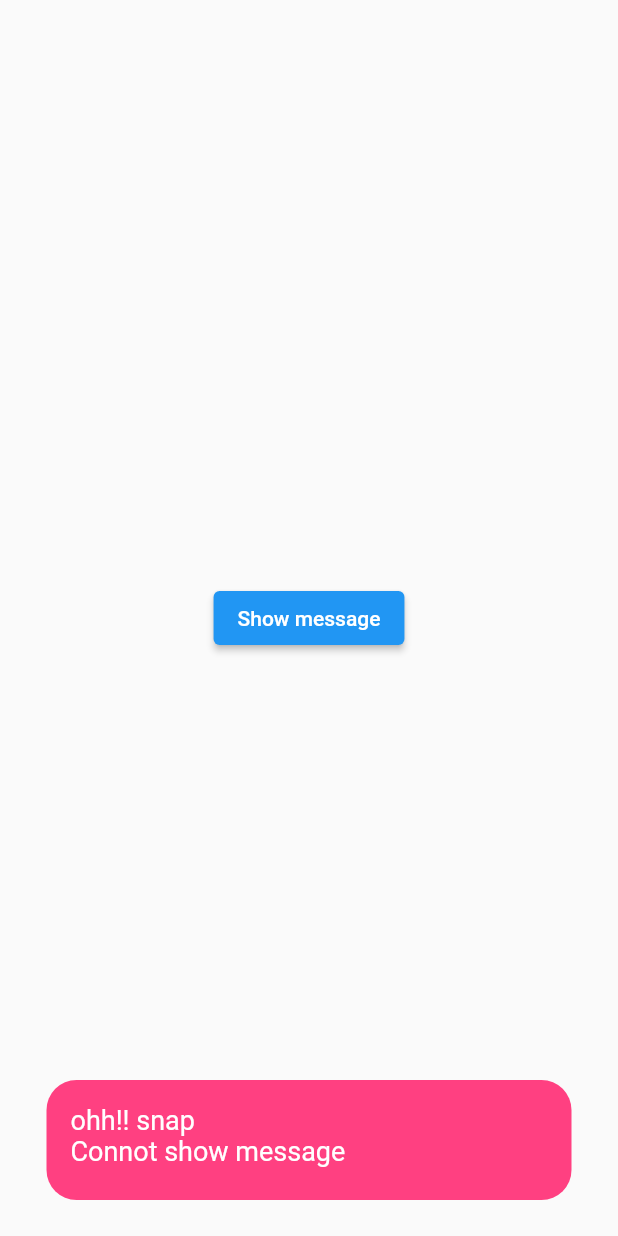
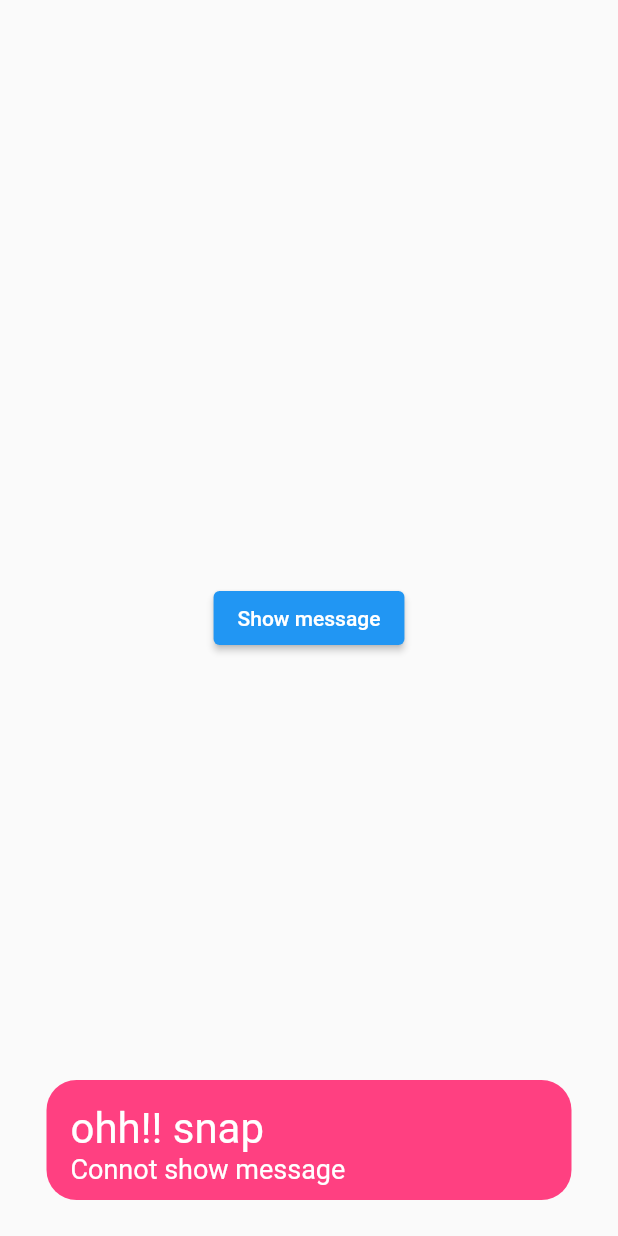
Before and after one commit to Gowsalyanatraj/Flutter_Flash, a Flutter app: the screen it shows after launch, after a tap on "Show message", on a phone screen of 412 x 824 dp. Run offline on Flutter 3.47's test engine with Material 2 defaults, Android fonts, the phone set to English and light mode, and no system bars.

Commit message:
style: colors and sizes

```diff
--- a/lib/flash_message_screen.dart
+++ b/lib/flash_message_screen.dart
@@ -30,7 +30,7 @@ class FlashMessage extends StatelessWidget {
                                     Text(
                                       'ohh!! snap',
                                       style: TextStyle(
-                                          fontSize: 18, color: Colors.white),
+                                          fontSize: 28, color: Colors.white),
                                     ),
                                     Text(
                                       'Connot show message',
@@ -48,7 +48,7 @@ class FlashMessage extends StatelessWidget {
                       ),
                     ]),
                     behavior: SnackBarBehavior.floating,
-                    backgroundColor: Colors.transparent,
+                    backgroundColor: Color.fromARGB(0, 14, 10, 10),
                     elevation: 0,
                   ),
                 );
```
